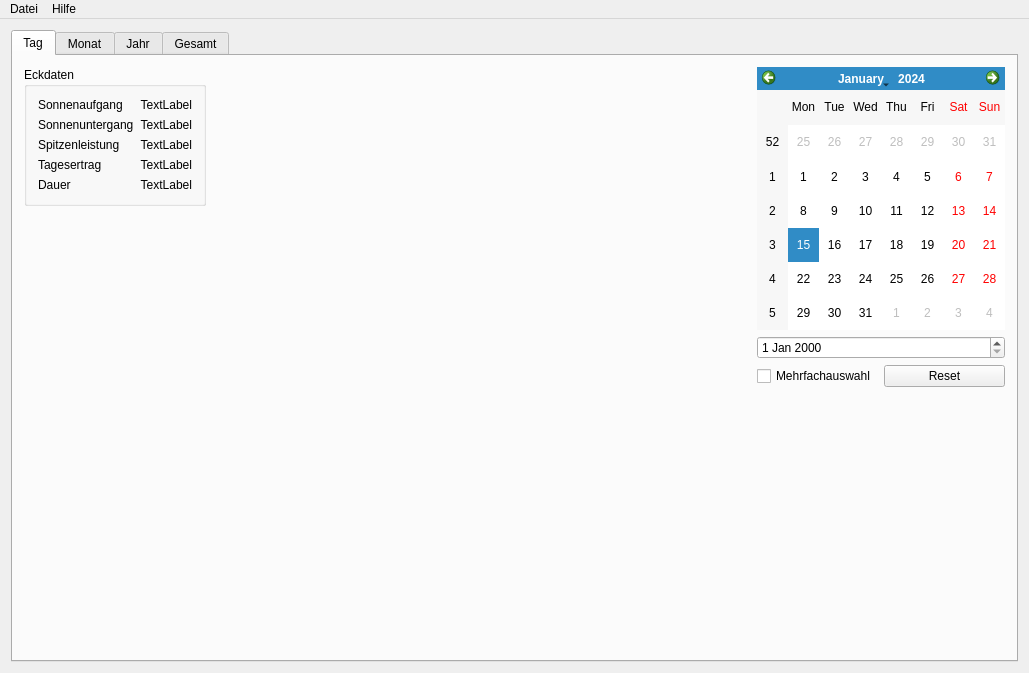
Above: src/ui/qsolanizer.ui from taxus13/QSolanizer before the change. Below: the same form after it.
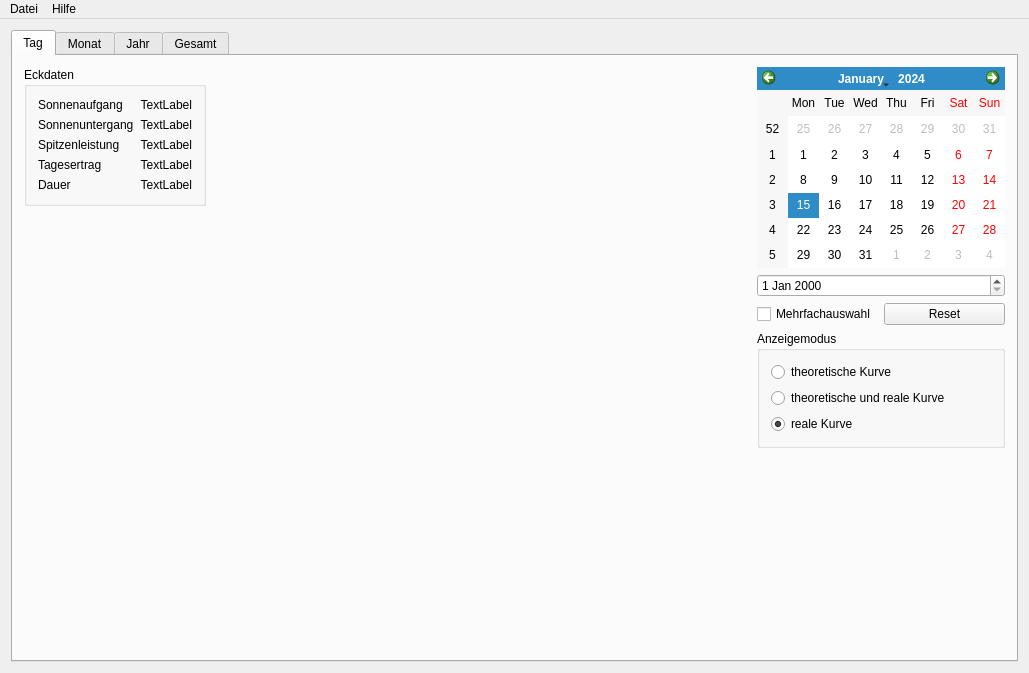
That is the form after the change. Icons and pictures are not drawn. Custom widgets are drawn as their Qt base class.

```diff
--- a/src/ui/qsolanizer.ui
+++ b/src/ui/qsolanizer.ui
@@ -181,6 +181,39 @@
                     </item>
                    </layout>
                   </item>
+                  <item>
+                   <widget class="QGroupBox" name="groupBox_4">
+                    <property name="title">
+                     <string>Anzeigemodus</string>
+                    </property>
+                    <layout class="QVBoxLayout" name="verticalLayout_13">
+                     <item>
+                      <widget class="QRadioButton" name="rTheoreticalCurve">
+                       <property name="text">
+                        <string>theoretische Kurve</string>
+                       </property>
+                      </widget>
+                     </item>
+                     <item>
+                      <widget class="QRadioButton" name="rBoth">
+                       <property name="text">
+                        <string>theoretische und reale Kurve</string>
+                       </property>
+                      </widget>
+                     </item>
+                     <item>
+                      <widget class="QRadioButton" name="rRealCurve">
+                       <property name="text">
+                        <string>reale Kurve</string>
+                       </property>
+                       <property name="checked">
+                        <bool>true</bool>
+                       </property>
+                      </widget>
+                     </item>
+                    </layout>
+                   </widget>
+                  </item>
                  </layout>
                 </item>
                 <item>
```
